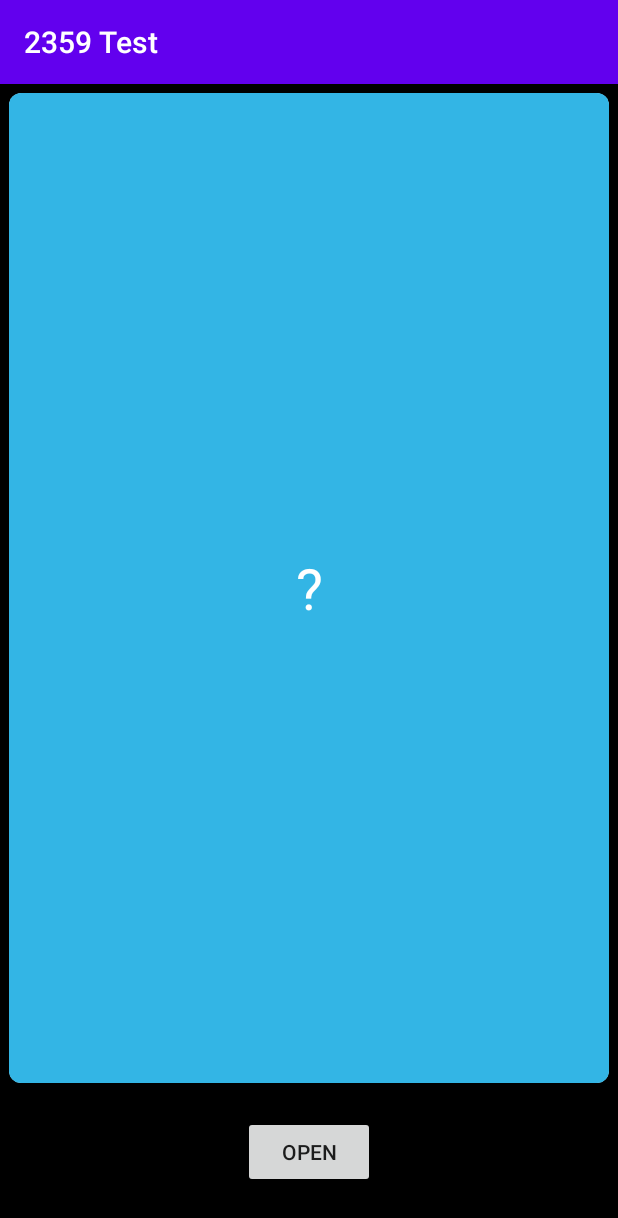
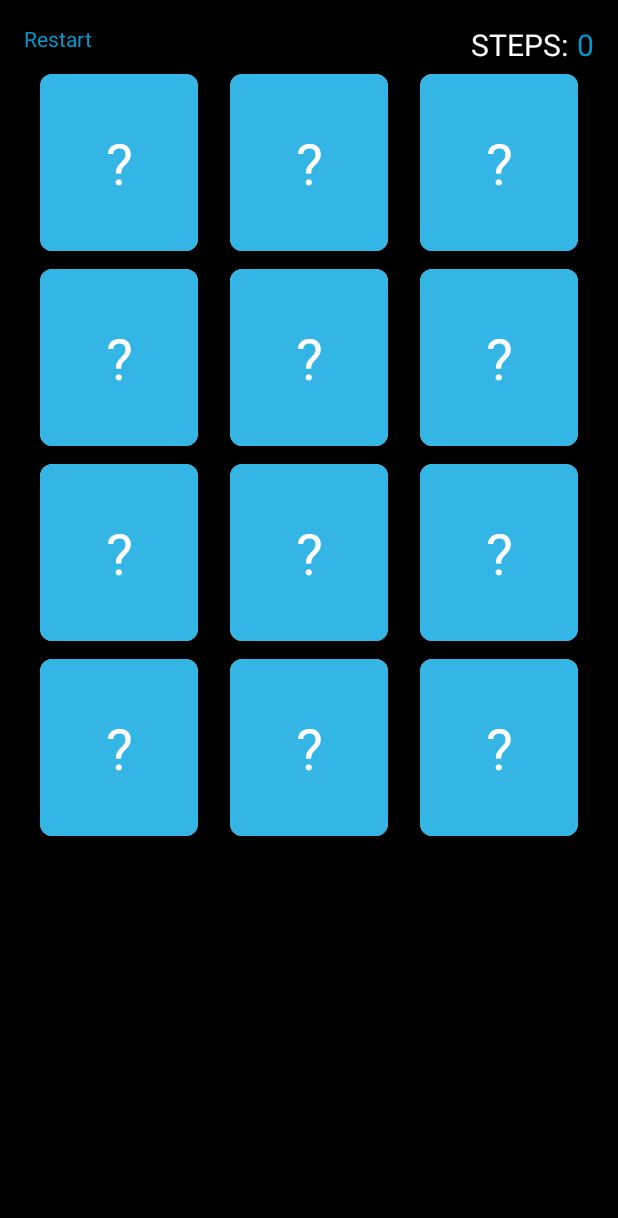
Before and after one commit to manutdkeng/2359-mobile-test, an Android app: the screen it shows after launch (TestAnimationActivity before the commit, CardGameActivity after it), on a phone screen of 412 x 824 dp. Shown: the top 1218 px of the screen. Run offline under Robolectric (Android 15) with nearby library versions, the phone set to English and light mode, and no system bars.

Commit message:
implement CardGameActivity, update CardGameViewModel and CardGameViewModelTest to add closeAllCardsLiveData and delay generate new cards when reset in order to show close cards animation

```diff
--- a/app/build.gradle
+++ b/app/build.gradle
@@ -32,6 +32,7 @@ dependencies {
 
     implementation "androidx.lifecycle:lifecycle-viewmodel-ktx:$lifecycle_version"
     implementation 'androidx.cardview:cardview:1.0.0'
+    implementation 'androidx.recyclerview:recyclerview:1.1.0'
 
     testImplementation 'junit:junit:4.12'
     testImplementation "androidx.test:core:$test_core_version"
--- a/app/src/main/AndroidManifest.xml
+++ b/app/src/main/AndroidManifest.xml
@@ -9,14 +9,14 @@
         android:roundIcon="@mipmap/ic_launcher_round"
         android:supportsRtl="true"
         android:theme="@style/AppTheme">
-        <activity android:name=".activity.TestAnimationActivity">
+        <activity android:name=".activity.CardGameActivity">
             <intent-filter>
                 <action android:name="android.intent.action.MAIN" />
 
                 <category android:name="android.intent.category.LAUNCHER" />
             </intent-filter>
         </activity>
-        <activity android:name=".MainActivity"/>
+        <activity android:name=".activity.TestAnimationActivity"/>
     </application>
 
 </manifest>
--- /dev/null
+++ b/app/src/main/java/com/zack/android/test/cardgame/activity/CardGameActivity.kt
@@ -0,0 +1,103 @@
+package com.zack.android.test.cardgame.activity
+
+import android.os.Bundle
+import android.widget.TextView
+import android.widget.Toast
+import androidx.appcompat.app.AppCompatActivity
+import androidx.lifecycle.Observer
+import androidx.lifecycle.ViewModelProvider
+import androidx.recyclerview.widget.GridLayoutManager
+import androidx.recyclerview.widget.RecyclerView
+import com.zack.android.test.cardgame.R
+import com.zack.android.test.cardgame.adapter.CardsRecyclerViewAdapter
+import com.zack.android.test.cardgame.data.Card
+import com.zack.android.test.cardgame.view.CardView
+import com.zack.android.test.cardgame.viewmodel.CardGameViewModel
+import com.zack.android.test.cardgame.viewmodel.CardGameViewModelFactory
+
+class CardGameActivity : AppCompatActivity() {
+    companion object {
+        const val CARD_PAIRS_VALUE = 6
+    }
+
+    private lateinit var steps: TextView
+    private lateinit var restart: TextView
+    private lateinit var cardsView: RecyclerView
+    private var adapter: CardsRecyclerViewAdapter? = null
+    private lateinit var viewModel: CardGameViewModel
+
+    override fun onCreate(savedInstanceState: Bundle?) {
+        super.onCreate(savedInstanceState)
+        setContentView(R.layout.activity_card_game)
+        steps = findViewById(R.id.steps)
+        restart = findViewById(R.id.restart)
+        cardsView = findViewById(R.id.cards_view)
+        val layoutManager = GridLayoutManager(this, resources.getInteger(R.integer.num_of_col))
+        cardsView.layoutManager = layoutManager
+
+        viewModel = ViewModelProvider(this, CardGameViewModelFactory(CARD_PAIRS_VALUE))
+            .get(CardGameViewModel::class.java)
+        setObserver()
+        setListener()
+    }
+
+    private fun setListener() {
+        restart.setOnClickListener {
+            viewModel.reset()
+        }
+    }
+
+    private fun setObserver() {
+        viewModel.cardsLiveData.observe(this, Observer {
+            if (!it.isNullOrEmpty()) {
+                if (adapter == null) {
+                    createAdapter(it)
+                } else {
+                    adapter!!.resetCards(it)
+                }
+            }
+        })
+        viewModel.closeAllCardsLiveData.observe(this, Observer {positions ->
+            positions?.let {
+                closeRevealedCards(it)
+                viewModel.closedAllCards()
+            }
+        })
+        viewModel.stepsLiveData.observe(this, Observer {
+            steps.text = it.toString()
+        })
+        viewModel.flipCardLiveData.observe(this, Observer {
+            if (it != -1) {
+                flipCardAtPosition(it)
+                viewModel.cardFlipped()
+            }
+        })
+        viewModel.showCompletedDialogLiveData.observe(this, Observer {
+            Toast.makeText(this, "Completed!", Toast.LENGTH_LONG).show()
+        })
+    }
+
+    private fun closeRevealedCards(positions: MutableList<Int>) {
+        for(pos in positions) {
+            val holder = cardsView.findViewHolderForAdapterPosition(pos)
+            if (holder != null) {
+                (holder.itemView as CardView).flipCard(false)
+            }
+        }
+    }
+
+    private fun flipCardAtPosition(position: Int) {
+        val card = adapter?.getItem(position)
+        val holder = cardsView.findViewHolderForAdapterPosition(position)
+        card?.let {
+            (holder?.itemView as CardView).flipCard(it.revealed)
+        }
+    }
+
+    private fun createAdapter(cards: MutableList<Card>) {
+        adapter = CardsRecyclerViewAdapter(cards) {position ->
+            viewModel.flipCard(position)
+        }
+        cardsView.adapter = adapter
+    }
+}
--- /dev/null
+++ b/app/src/main/java/com/zack/android/test/cardgame/adapter/CardsRecyclerViewAdapter.kt
@@ -0,0 +1,54 @@
+package com.zack.android.test.cardgame.adapter
+
+import android.view.View
+import android.view.ViewGroup
+import androidx.recyclerview.widget.RecyclerView
+import com.zack.android.test.cardgame.data.Card
+import com.zack.android.test.cardgame.view.CardView
+
+class CardsRecyclerViewAdapter(
+    cards: MutableList<Card>,
+    private val itemClicked: ((position: Int) -> Any)? = null
+) : RecyclerView.Adapter<CardsRecyclerViewAdapter.CardViewHolder>() {
+    private val cards = mutableListOf<Card>()
+
+    init {
+        this.cards.addAll(cards)
+    }
+
+    class CardViewHolder(itemView: View) : RecyclerView.ViewHolder(itemView)
+
+    fun resetCards(newCards: List<Card>) {
+        cards.clear()
+        cards.addAll(newCards)
+        notifyDataSetChanged()
+    }
+
+    fun getAllItems(): List<Card> {
+        return cards
+    }
+
+    fun getItem(position: Int): Card {
+        return cards[position]
+    }
+
+    override fun onCreateViewHolder(parent: ViewGroup, viewType: Int): CardViewHolder {
+        val cardView = CardView(parent.context)
+        return CardViewHolder(cardView)
+    }
+
+    override fun getItemCount(): Int {
+        return cards.size
+    }
+
+    override fun onBindViewHolder(holder: CardViewHolder, position: Int) {
+        val card = cards[position]
+        val cardView = holder.itemView as CardView
+        cardView.setValue(card.value.toString())
+        cardView.setInitialView(card.revealed)
+        cardView.setOnClickListener {
+            itemClicked?.invoke(position)
+        }
+    }
+
+}
--- a/app/src/main/java/com/zack/android/test/cardgame/view/CardView.kt
+++ b/app/src/main/java/com/zack/android/test/cardgame/view/CardView.kt
@@ -26,7 +26,7 @@ class CardView(context: Context?, attrs: AttributeSet?, defStyleAttr: Int) :
 
     init {
         View.inflate(context, R.layout.view_card, this)
-        valueTextView = findViewById(R.id.value)
+        valueTextView = findViewById(R.id.steps)
         frontView = findViewById(R.id.front_view)
         backView = findViewById(R.id.back_view)
 
@@ -48,6 +48,16 @@ class CardView(context: Context?, attrs: AttributeSet?, defStyleAttr: Int) :
         valueTextView.text = value
     }
 
+    fun setInitialView(open: Boolean) {
+        if (open) {
+            frontView.alpha = 1f
+            backView.alpha = 0f
+        } else {
+            frontView.alpha = 0f
+            backView.alpha = 1f
+        }
+    }
+
     fun flipCard(open: Boolean) {
         if (open) {
             frontViewOpenAnim.setTarget(frontView)
--- a/app/src/main/java/com/zack/android/test/cardgame/viewmodel/CardGameViewModel.kt
+++ b/app/src/main/java/com/zack/android/test/cardgame/viewmodel/CardGameViewModel.kt
@@ -1,10 +1,7 @@
 package com.zack.android.test.cardgame.viewmodel
 
 import androidx.annotation.VisibleForTesting
-import androidx.lifecycle.LiveData
-import androidx.lifecycle.MutableLiveData
-import androidx.lifecycle.ViewModel
-import androidx.lifecycle.viewModelScope
+import androidx.lifecycle.*
 import com.zack.android.test.cardgame.data.Card
 import kotlinx.coroutines.delay
 import kotlinx.coroutines.launch
@@ -13,13 +10,17 @@ class CardGameViewModel(private val pairSize: Int) : ViewModel() {
     private var cards: MutableList<Card> = mutableListOf()
     private var flippedPosition: MutableList<Int> = mutableListOf()
 
-    private val _cardsLiveData = MutableLiveData<List<Card>>()
-    val cardsLiveData: LiveData<List<Card>>
+    private val _cardsLiveData = MutableLiveData<MutableList<Card>>()
+    val cardsLiveData: LiveData<MutableList<Card>>
         get() = _cardsLiveData
 
     private val _flipCardLiveData = MutableLiveData<Int>()
     val flipCardLiveData: LiveData<Int>
         get() = _flipCardLiveData
+
+    private val _closeAllCardsLiveData = MutableLiveData<MutableList<Int>?>()
+    val closeAllCardsLiveData: LiveData<MutableList<Int>?>
+        get() = _closeAllCardsLiveData
 
     private val _stepsLiveData = MutableLiveData<Int>()
     val stepsLiveData: LiveData<Int>
@@ -29,8 +30,16 @@ class CardGameViewModel(private val pairSize: Int) : ViewModel() {
     val showCompletedDialogLiveData: LiveData<Boolean>
         get() = _showCompletedDialogLiveData
 
+    init {
+        generateCards()
+    }
+
     fun dialogShown() {
-        _showCompletedDialogLiveData.value =false
+        _showCompletedDialogLiveData.value = false
+    }
+
+    fun closedAllCards() {
+        _closeAllCardsLiveData.value = null
     }
 
     fun flipCard(position: Int) {
@@ -90,8 +99,20 @@ class CardGameViewModel(private val pairSize: Int) : ViewModel() {
 
 
     fun reset() {
-        generateCards()
+        closeAllRevealedCards()
         _stepsLiveData.value = 0
+        flippedPosition.clear()
+        viewModelScope.launch {
+            // delay generate new cards for closing animation
+            delay(600)
+            generateCards()
+        }
+    }
+
+    private fun closeAllRevealedCards() {
+        val position = mutableListOf<Int>()
+        position.addAll(flippedPosition)
+        _closeAllCardsLiveData.value = position
     }
 
     private fun generateCards() {
@@ -100,7 +121,7 @@ class CardGameViewModel(private val pairSize: Int) : ViewModel() {
         // generate pairSize of random unique number
         val numSet = mutableSetOf<Int>()
         while (numSet.size < pairSize) {
-            numSet.add((0..100).random())
+            numSet.add((1..100).random())
         }
 
         val appearedNum = mutableSetOf<Int>()
@@ -124,3 +145,12 @@ class CardGameViewModel(private val pairSize: Int) : ViewModel() {
         this.cards.addAll(cards)
     }
 }
+
+class CardGameViewModelFactory(private val pairSize: Int) : ViewModelProvider.Factory {
+    override fun <T : ViewModel?> create(modelClass: Class<T>): T {
+        if (modelClass.isAssignableFrom(CardGameViewModel::class.java)) {
+            return CardGameViewModel(pairSize) as T
+        }
+        throw IllegalArgumentException("Unknown ViewModel class")
+    }
+}
--- /dev/null
+++ b/app/src/main/res/layout/activity_card_game.xml
@@ -0,0 +1,47 @@
+<?xml version="1.0" encoding="utf-8"?>
+<androidx.constraintlayout.widget.ConstraintLayout xmlns:android="http://schemas.android.com/apk/res/android"
+    android:layout_width="match_parent"
+    android:layout_height="match_parent"
+    xmlns:app="http://schemas.android.com/apk/res-auto"
+    android:background="@android:color/black"
+    android:padding="16dp">
+
+    <TextView
+        android:id="@+id/restart"
+        android:layout_width="wrap_content"
+        android:layout_height="wrap_content"
+        android:text="@string/restart"
+        android:textColor="@android:color/holo_blue_dark"
+        app:layout_constraintTop_toTopOf="parent"
+        app:layout_constraintStart_toStartOf="parent"/>
+
+    <TextView
+        android:id="@+id/steps"
+        android:layout_width="wrap_content"
+        android:layout_height="wrap_content"
+        android:text="@string/default_value"
+        android:textColor="@android:color/holo_blue_dark"
+        android:textSize="20sp"
+        app:layout_constraintEnd_toEndOf="parent"
+        app:layout_constraintTop_toTopOf="parent"/>
+
+    <TextView
+        android:layout_width="wrap_content"
+        android:layout_height="wrap_content"
+        android:layout_marginEnd="6dp"
+        android:text="@string/steps"
+        android:textAllCaps="true"
+        android:textColor="@android:color/white"
+        android:textSize="20sp"
+        app:layout_constraintBaseline_toBaselineOf="@+id/steps"
+        app:layout_constraintEnd_toStartOf="@id/steps" />
+
+    <androidx.recyclerview.widget.RecyclerView
+        android:id="@+id/cards_view"
+        android:layout_width="match_parent"
+        android:layout_height="wrap_content"
+        app:layout_constraintTop_toBottomOf="@id/steps"
+        app:layoutManager="androidx.recyclerview.widget.GridLayoutManager"/>
+
+
+</androidx.constraintlayout.widget.ConstraintLayout>
--- a/app/src/main/res/layout/view_card.xml
+++ b/app/src/main/res/layout/view_card.xml
@@ -2,7 +2,7 @@
 <androidx.constraintlayout.widget.ConstraintLayout xmlns:android="http://schemas.android.com/apk/res/android"
     xmlns:tools="http://schemas.android.com/tools"
     android:layout_width="match_parent"
-    android:layout_height="match_parent"
+    android:layout_height="130dp"
     xmlns:app="http://schemas.android.com/apk/res-auto"
     android:layout_margin="6dp">
 
@@ -15,7 +15,8 @@
         app:layout_constraintBottom_toBottomOf="parent"
         app:layout_constraintStart_toStartOf="parent"
         app:layout_constraintEnd_toEndOf="parent"
-        app:cardCornerRadius="8dp">
+        app:cardCornerRadius="8dp"
+        app:cardUseCompatPadding="true">
 
         <TextView
             android:layout_width="match_parent"
@@ -38,10 +39,11 @@
         app:layout_constraintEnd_toEndOf="parent"
         app:cardCornerRadius="8dp"
         android:alpha="0"
-        android:background="@android:color/white">
+        android:background="@android:color/white"
+        app:cardUseCompatPadding="true">
 
         <TextView
-            android:id="@+id/value"
+            android:id="@+id/steps"
             android:layout_width="wrap_content"
             android:layout_height="wrap_content"
             android:layout_gravity="center"
--- /dev/null
+++ b/app/src/main/res/values-land/integers.xml
@@ -0,0 +1,4 @@
+<?xml version="1.0" encoding="utf-8"?>
+<resources>
+    <integer name="num_of_col">4</integer>
+</resources>
--- a/app/src/main/res/values/integers.xml
+++ b/app/src/main/res/values/integers.xml
@@ -2,4 +2,5 @@
 <resources>
     <integer name="flip_duration">500</integer>
     <integer name="offset">250</integer>
+    <integer name="num_of_col">3</integer>
 </resources>
--- a/app/src/main/res/values/strings.xml
+++ b/app/src/main/res/values/strings.xml
@@ -3,4 +3,7 @@
     <string name="question_mark">\?</string>
     <string name="open">Open</string>
     <string name="close">Close</string>
+    <string name="restart">Restart</string>
+    <string name="default_value">0</string>
+    <string name="steps">steps:</string>
 </resources>
--- a/app/src/main/res/values/styles.xml
+++ b/app/src/main/res/values/styles.xml
@@ -1,6 +1,6 @@
 <resources>
     <!-- Base application theme. -->
-    <style name="AppTheme" parent="Theme.AppCompat.Light.DarkActionBar">
+    <style name="AppTheme" parent="Theme.AppCompat.Light.NoActionBar">
         <!-- Customize your theme here. -->
         <item name="colorPrimary">@color/colorPrimary</item>
         <item name="colorPrimaryDark">@color/colorPrimaryDark</item>
```
Also changed, not shown: app/src/main/java/com/zack/android/test/cardgame/MainActivity.kt (deleted, +0 -11 lines), app/src/main/res/layout/activity_main.xml (deleted, +0 -18 lines), 1 other file.
